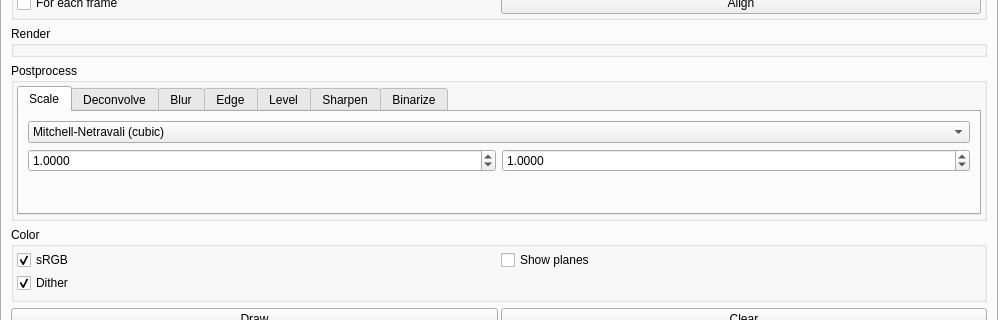
Old version of the form interface/gui/mainwindow.ui in the repository spillerrec/Overmix; both pictures show x 0 to 998 and y 107 to 427 of the 998 by 804 pixel window.
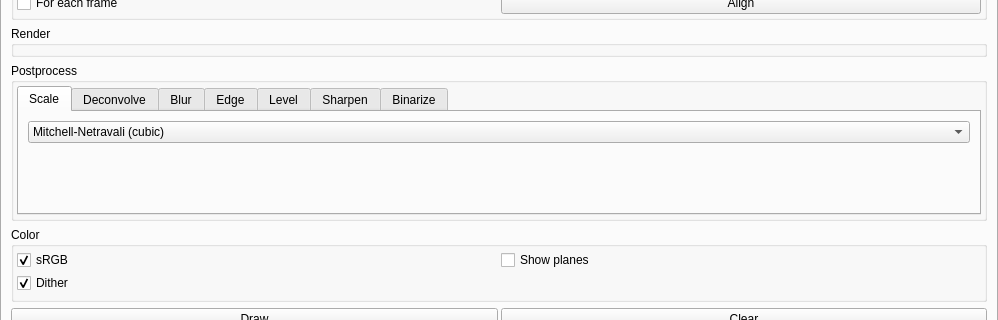
New version of the form.

```diff
--- a/interface/gui/mainwindow.ui
+++ b/interface/gui/mainwindow.ui
@@ -206,46 +206,7 @@
                   </widget>
                  </item>
                  <item>
-                  <layout class="QHBoxLayout" name="horizontalLayout_4">
-                   <item>
-                    <widget class="QDoubleSpinBox" name="dsbx_scale_width">
-                     <property name="decimals">
-                      <number>4</number>
-                     </property>
-                     <property name="minimum">
-                      <double>0.010000000000000</double>
-                     </property>
-                     <property name="maximum">
-                      <double>10.000000000000000</double>
-                     </property>
-                     <property name="singleStep">
-                      <double>0.010000000000000</double>
-                     </property>
-                     <property name="value">
-                      <double>1.000000000000000</double>
-                     </property>
-                    </widget>
-                   </item>
-                   <item>
-                    <widget class="QDoubleSpinBox" name="dsbx_scale_height">
-                     <property name="decimals">
-                      <number>4</number>
-                     </property>
-                     <property name="minimum">
-                      <double>0.010000000000000</double>
-                     </property>
-                     <property name="maximum">
-                      <double>10.000000000000000</double>
-                     </property>
-                     <property name="singleStep">
-                      <double>0.010000000000000</double>
-                     </property>
-                     <property name="value">
-                      <double>1.000000000000000</double>
-                     </property>
-                    </widget>
-                   </item>
-                  </layout>
+                  <layout class="QHBoxLayout" name="scale_layout"/>
                  </item>
                  <item>
                   <spacer name="verticalSpacer_2">
```
Left out of the diff: 2 changed lines with no effect on the pictures.
